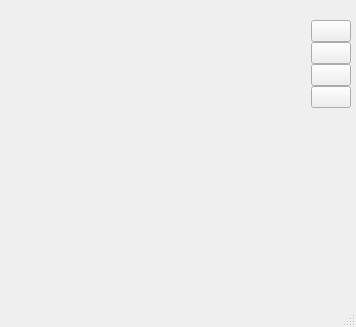
Qt form ui/resultView2.ui (FireboyWatergirls/RasterAnalysis) before a commit.
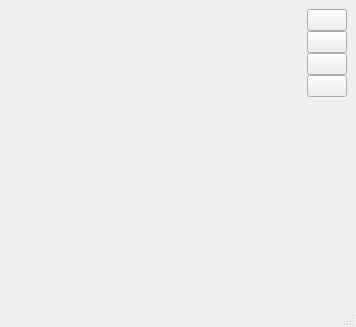
The same form after that commit. Icons and pictures are not drawn.

What changed in the file:
```diff
--- a/ui/resultView2.ui
+++ b/ui/resultView2.ui
@@ -14,15 +14,8 @@
    <string>MainWindow</string>
   </property>
   <widget class="QWidget" name="centralwidget">
-   <widget class="QWidget" name="gridLayoutWidget">
-    <property name="geometry">
-     <rect>
-      <x>20</x>
-      <y>20</y>
-      <width>331</width>
-      <height>241</height>
-     </rect>
-    </property>
+   <layout class="QHBoxLayout" name="horizontalLayout">
+    <item>
     <layout class="QGridLayout" name="gridLayout" rowstretch="0" columnstretch="5,0">
      <property name="verticalSpacing">
       <number>10</number>
@@ -86,7 +79,8 @@
       </layout>
      </item>
     </layout>
-   </widget>
+    </item>
+   </layout>
   </widget>
   <widget class="QMenuBar" name="menubar">
    <property name="geometry">
```
Left out of the diff: 2 changed lines with no effect on the pictures. Lines whose indentation alone changed are shown as unchanged.
